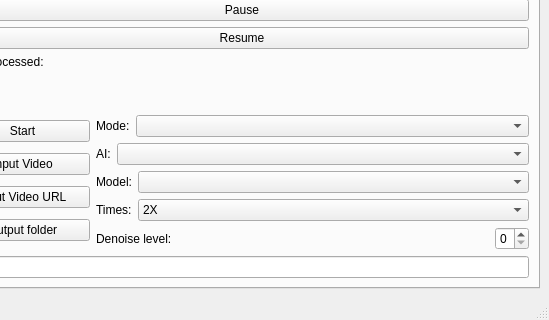
First picture: the form in mainwindow.ui, repository TNTwise/REAL-Video-Enhancer, before the edit; both pictures show x 645 to 1194 and y 379 to 699 of the 1194 by 699 pixel window.
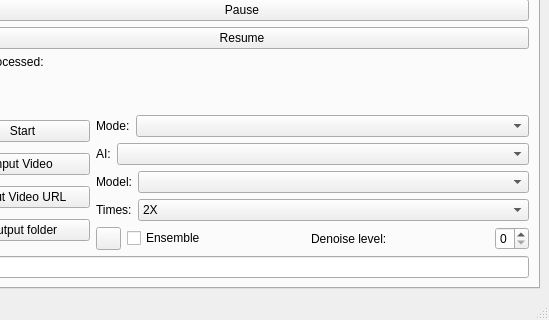
Second picture: the form after the edit. Icons and pictures are not drawn.

What changed in the file:
```diff
--- a/mainwindow.ui
+++ b/mainwindow.ui
@@ -411,6 +411,26 @@
                 </item>
                 <item>
                  <layout class="QHBoxLayout" name="horizontalLayout_8">
+                  <item>
+                   <widget class="QPushButton" name="ensembleHelpButton">
+                    <property name="maximumSize">
+                     <size>
+                      <width>25</width>
+                      <height>25</height>
+                     </size>
+                    </property>
+                    <property name="text">
+                     <string/>
+                    </property>
+                   </widget>
+                  </item>
+                  <item>
+                   <widget class="QCheckBox" name="EnsembleCheckBox">
+                    <property name="text">
+                     <string>Ensemble</string>
+                    </property>
+                   </widget>
+                  </item>
                   <item>
                    <widget class="QLabel" name="denoiseLevelLabel">
                     <property name="text">
```
